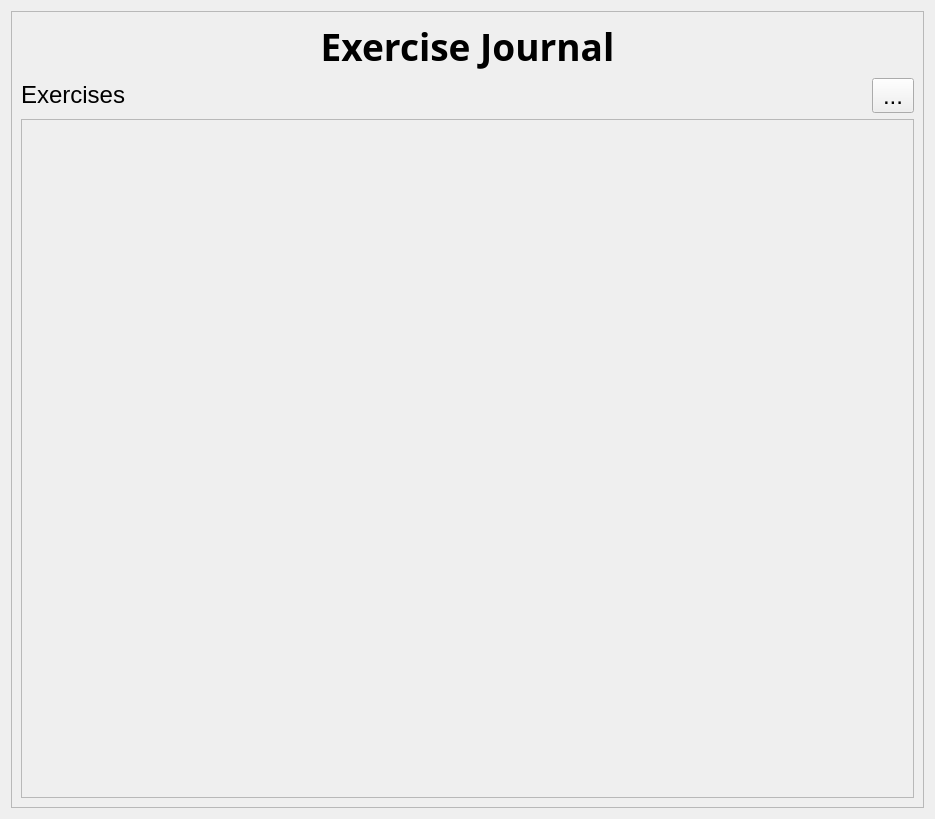
OpenFitnessPal/OpenFitnessPal, file ui/pages/ExercisePage.ui: the form before one commit.
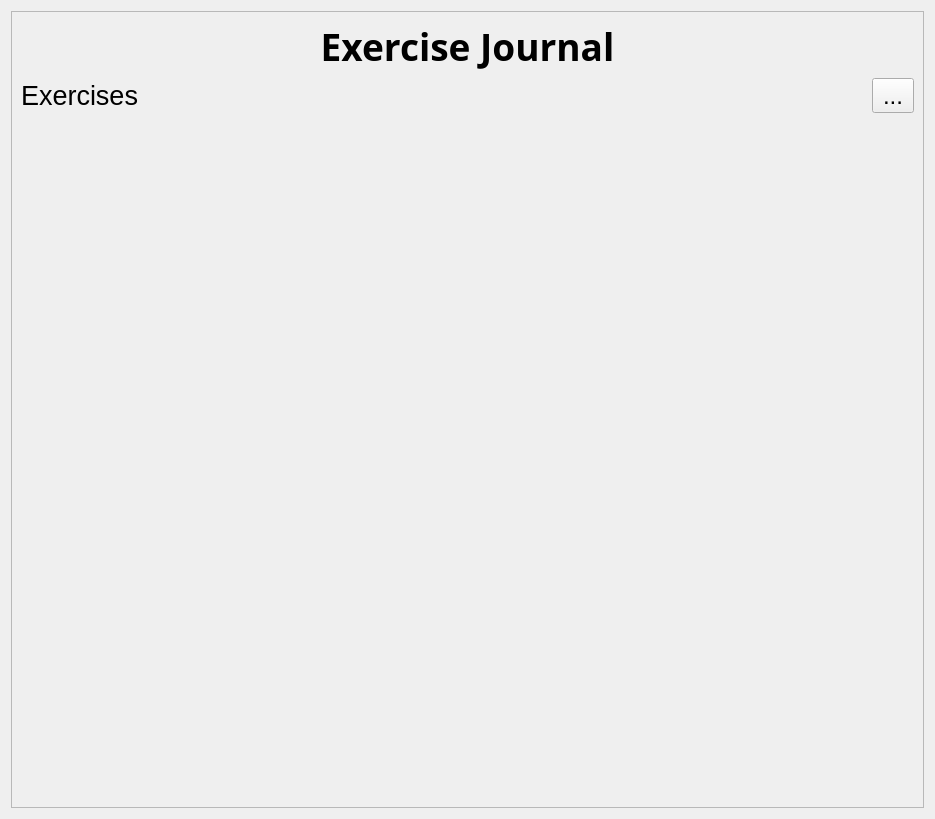
The form after the commit. Icons and pictures are not drawn.

```diff
--- a/ui/pages/ExercisePage.ui
+++ b/ui/pages/ExercisePage.ui
@@ -81,6 +81,11 @@
            <verstretch>0</verstretch>
           </sizepolicy>
          </property>
+         <property name="font">
+          <font>
+           <pointsize>20</pointsize>
+          </font>
+         </property>
          <property name="text">
           <string>Exercises</string>
          </property>
@@ -89,10 +94,7 @@
        <item row="2" column="0" colspan="2">
         <widget class="QFrame" name="exercises">
          <property name="frameShape">
-          <enum>QFrame::Shape::StyledPanel</enum>
-         </property>
-         <property name="frameShadow">
-          <enum>QFrame::Shadow::Raised</enum>
+          <enum>QFrame::NoFrame</enum>
          </property>
          <layout class="QVBoxLayout" name="exerciseLayout"/>
         </widget>
```
Left out of the diff: 15 changed lines with no effect on the pictures.
